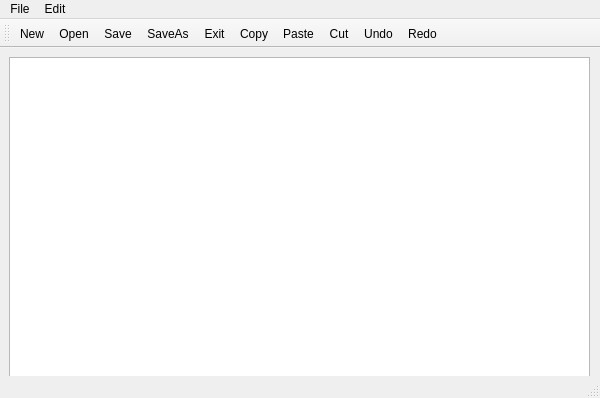
Before: the Qt Designer form mainwindow.ui in sanjeeth039/NotepadQt, drawn with Qt 5.
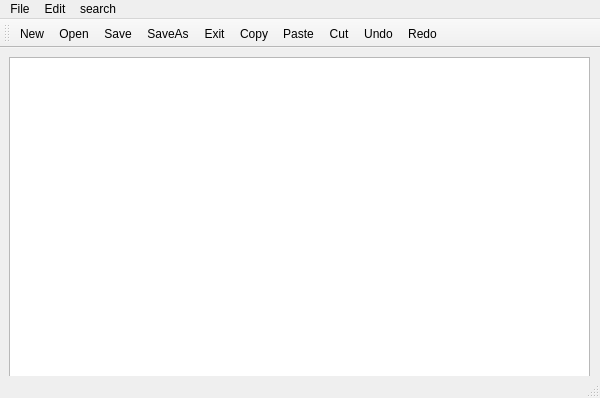
After: the same form once the commit is applied. Icons and pictures are not drawn.

Commit message:
Added Search Dialog
Added search dialog for search in a Text file. Searching code yet to be implemented

```diff
--- a/mainwindow.ui
+++ b/mainwindow.ui
@@ -36,7 +36,7 @@
      <x>0</x>
      <y>0</y>
      <width>600</width>
-     <height>21</height>
+     <height>20</height>
     </rect>
    </property>
    <widget class="QMenu" name="menuFile">
@@ -60,8 +60,16 @@
     <addaction name="actionUndo"/>
     <addaction name="actionRedo"/>
    </widget>
+   <widget class="QMenu" name="menusearch">
+    <property name="title">
+     <string>search</string>
+    </property>
+    <addaction name="actionsearch_file"/>
+    <addaction name="actionsearch_in_folder"/>
+   </widget>
    <addaction name="menuFile"/>
    <addaction name="menuEdit"/>
+   <addaction name="menusearch"/>
   </widget>
   <widget class="QStatusBar" name="statusbar"/>
   <widget class="QToolBar" name="toolBar">
```
Left out of the diff: 20 changed lines with no effect on the pictures. The commit also changes 9 other files.
